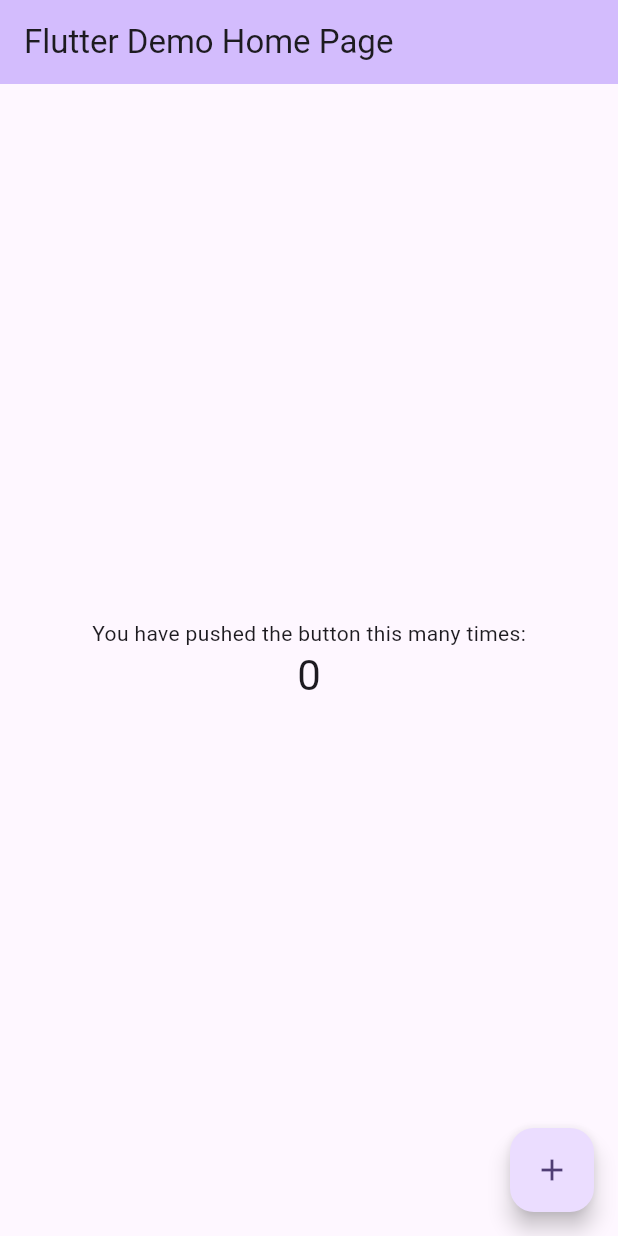
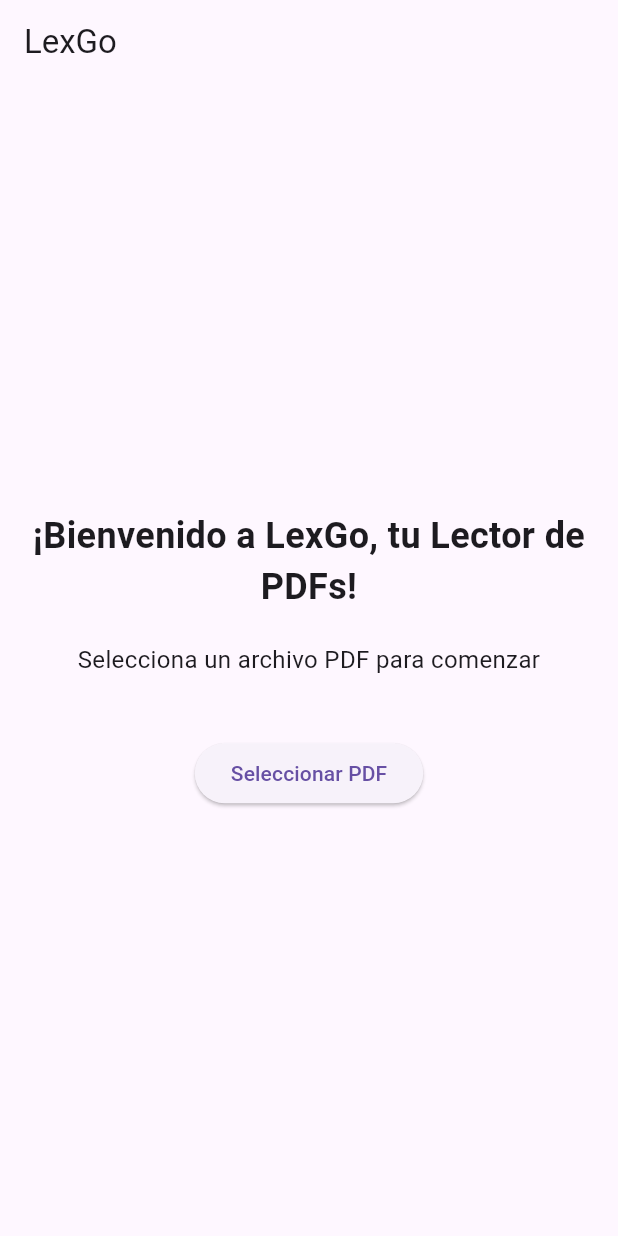
Before and after one commit to Petter96/LexGo, a Flutter app: the screen it shows after launch, on a phone screen of 412 x 824 dp. Run offline on Flutter 3.47's test engine with Material 3 defaults, Android fonts, the phone set to English and light mode, and no system bars; our stand-ins replace file_picker, flutter_tts, permission_handler; missing offline and left inert: syncfusion_flutter_pdf, syncfusion_flutter_pdfviewer.

Commit message:
Se agrego correctamente la aplicación

```diff
--- a/lib/main.dart
+++ b/lib/main.dart
@@ -1,125 +1,105 @@
 import 'package:flutter/material.dart';
+import 'package:file_picker/file_picker.dart';
+import 'package:permission_handler/permission_handler.dart';
+import 'pdf_viewer_page.dart';
 
 void main() {
   runApp(const MyApp());
 }
 
 class MyApp extends StatelessWidget {
-  const MyApp({super.key});
+  const MyApp({Key? key}) : super(key: key);
 
-  // This widget is the root of your application.
   @override
   Widget build(BuildContext context) {
     return MaterialApp(
-      title: 'Flutter Demo',
+      title: 'Lector de PDFs',
       theme: ThemeData(
-        // This is the theme of your application.
-        //
-        // TRY THIS: Try running your application with "flutter run". You'll see
-        // the application has a purple toolbar. Then, without quitting the app,
-        // try changing the seedColor in the colorScheme below to Colors.green
-        // and then invoke "hot reload" (save your changes or press the "hot
-        // reload" button in a Flutter-supported IDE, or press "r" if you used
-        // the command line to start the app).
-        //
-        // Notice that the counter didn't reset back to zero; the application
-        // state is not lost during the reload. To reset the state, use hot
-        // restart instead.
-        //
-        // This works for code too, not just values: Most code changes can be
-        // tested with just a hot reload.
-        colorScheme: ColorScheme.fromSeed(seedColor: Colors.deepPurple),
-        useMaterial3: true,
+        primarySwatch: Colors.blue,
+        visualDensity: VisualDensity.adaptivePlatformDensity,
       ),
-      home: const MyHomePage(title: 'Flutter Demo Home Page'),
+      home: const WelcomePage(),
     );
   }
 }
 
-class MyHomePage extends StatefulWidget {
-  const MyHomePage({super.key, required this.title});
-
-  // This widget is the home page of your application. It is stateful, meaning
-  // that it has a State object (defined below) that contains fields that affect
-  // how it looks.
-
-  // This class is the configuration for the state. It holds the values (in this
-  // case the title) provided by the parent (in this case the App widget) and
-  // used by the build method of the State. Fields in a Widget subclass are
-  // always marked "final".
-
-  final String title;
+class WelcomePage extends StatefulWidget {
+  const WelcomePage({Key? key}) : super(key: key);
 
   @override
-  State<MyHomePage> createState() => _MyHomePageState();
+  _WelcomePageState createState() => _WelcomePageState();
 }
 
-class _MyHomePageState extends State<MyHomePage> {
-  int _counter = 0;
+class _WelcomePageState extends State<WelcomePage> {
+  @override
+  void initState() {
+    super.initState();
+    _requestPermissions();
+  }
 
-  void _incrementCounter() {
-    setState(() {
-      // This call to setState tells the Flutter framework that something has
-      // changed in this State, which causes it to rerun the build method below
-      // so that the display can reflect the updated values. If we changed
-      // _counter without calling setState(), then the build method would not be
-      // called again, and so nothing would appear to happen.
-      _counter++;
-    });
+  Future<void> _requestPermissions() async {
+    await Permission.storage.request();
   }
 
   @override
   Widget build(BuildContext context) {
-    // This method is rerun every time setState is called, for instance as done
-    // by the _incrementCounter method above.
-    //
-    // The Flutter framework has been optimized to make rerunning build methods
-    // fast, so that you can just rebuild anything that needs updating rather
-    // than having to individually change instances of widgets.
     return Scaffold(
       appBar: AppBar(
-        // TRY THIS: Try changing the color here to a specific color (to
-        // Colors.amber, perhaps?) and trigger a hot reload to see the AppBar
-        // change color while the other colors stay the same.
-        backgroundColor: Theme.of(context).colorScheme.inversePrimary,
-        // Here we take the value from the MyHomePage object that was created by
-        // the App.build method, and use it to set our appbar title.
-        title: Text(widget.title),
+        title: const Text('LexGo'),
       ),
       body: Center(
-        // Center is a layout widget. It takes a single child and positions it
-        // in the middle of the parent.
         child: Column(
-          // Column is also a layout widget. It takes a list of children and
-          // arranges them vertically. By default, it sizes itself to fit its
-          // children horizontally, and tries to be as tall as its parent.
-          //
-          // Column has various properties to control how it sizes itself and
-          // how it positions its children. Here we use mainAxisAlignment to
-          // center the children vertically; the main axis here is the vertical
-          // axis because Columns are vertical (the cross axis would be
-          // horizontal).
-          //
-          // TRY THIS: Invoke "debug painting" (choose the "Toggle Debug Paint"
-          // action in the IDE, or press "p" in the console), to see the
-          // wireframe for each widget.
           mainAxisAlignment: MainAxisAlignment.center,
           children: <Widget>[
             const Text(
-              'You have pushed the button this many times:',
+              '¡Bienvenido a LexGo, tu Lector de PDFs!',
+              style: TextStyle(fontSize: 24, fontWeight: FontWeight.bold),
+              textAlign: TextAlign.center,
             ),
-            Text(
-              '$_counter',
-              style: Theme.of(context).textTheme.headlineMedium,
+            const SizedBox(height: 20),
+            const Text(
+              'Selecciona un archivo PDF para comenzar',
+              style: TextStyle(fontSize: 16),
+              textAlign: TextAlign.center,
+            ),
+            const SizedBox(height: 40),
+            ElevatedButton(
+              onPressed: () async {
+                if (await Permission.storage.isGranted) {
+                  FilePickerResult? result =
+                      await FilePicker.platform.pickFiles(
+                    type: FileType.custom,
+                    allowedExtensions: ['pdf'],
+                  );
+
+                  if (result != null) {
+                    String? filePath = result.files.single.path;
+                    if (filePath != null) {
+                      Navigator.push(
+                        context,
+                        MaterialPageRoute(
+                          builder: (context) =>
+                              PdfViewerPage(filePath: filePath),
+                        ),
+                      );
+                    }
+                  } else {
+                    // El usuario canceló la selección
+                    print('Selección de archivo cancelada');
+                  }
+                } else {
+                  ScaffoldMessenger.of(context).showSnackBar(
+                    const SnackBar(
+                        content: Text(
+                            'Se requieren permisos de almacenamiento para seleccionar archivos')),
+                  );
+                }
+              },
+              child: const Text('Seleccionar PDF'),
             ),
           ],
         ),
       ),
-      floatingActionButton: FloatingActionButton(
-        onPressed: _incrementCounter,
-        tooltip: 'Increment',
-        child: const Icon(Icons.add),
-      ), // This trailing comma makes auto-formatting nicer for build methods.
     );
   }
 }
--- a/pubspec.yaml
+++ b/pubspec.yaml
@@ -36,6 +36,11 @@ dependencies:
   # Use with the CupertinoIcons class for iOS style icons.
   cupertino_icons: ^1.0.6
   flutter_bloc: ^8.1.6
+  file_picker: ^5.3.1
+  syncfusion_flutter_pdfviewer: ^21.2.5
+  flutter_tts: ^3.6.3
+  permission_handler: ^10.2.0
+  syncfusion_flutter_pdf: ^21.2.10
 
 dev_dependencies:
   flutter_test:
```
Also changed, not shown: lib/pdf_viewer_page.dart (added, +201 -0 lines), pubspec.lock, 1 other file.
